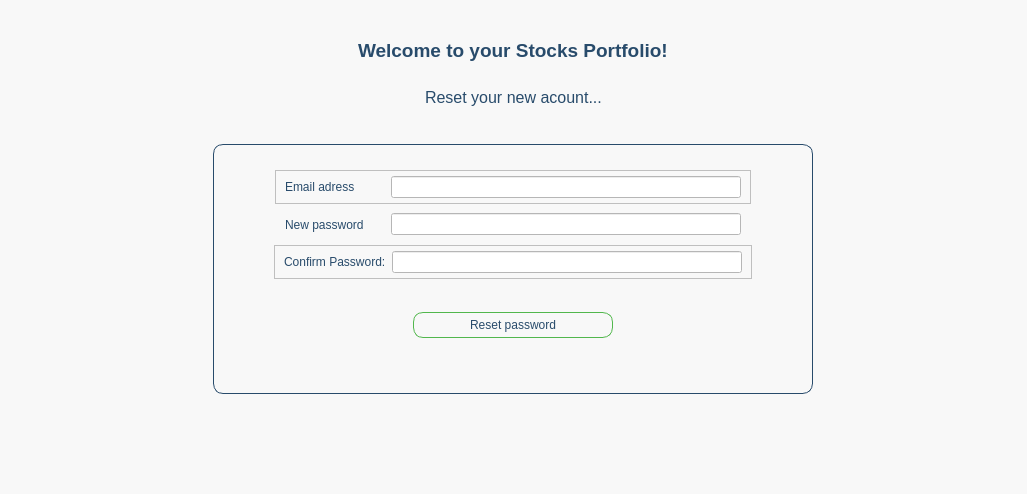
Old version of the form view/ui/reset_password.ui in the repository MYI26/My_Portfolio_Manager.
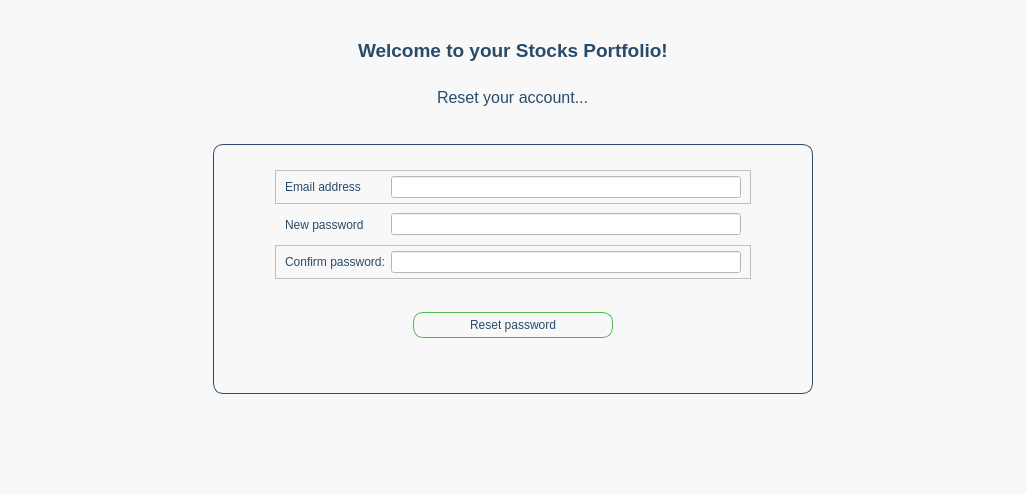
New version of the form.

Diff of the .ui file:
```diff
--- a/view/ui/reset_password.ui
+++ b/view/ui/reset_password.ui
@@ -53,7 +53,7 @@
       <string notr="true">color: rgb(40, 75, 107)</string>
      </property>
      <property name="text">
-      <string>Reset your new acount...</string>
+      <string>Reset your account...</string>
      </property>
     </widget>
    </item>
@@ -184,7 +184,7 @@
             <string notr="true">color: rgb(40, 75, 107);</string>
            </property>
            <property name="text">
-            <string>Email adress</string>
+            <string>Email address</string>
            </property>
           </widget>
          </item>
@@ -324,7 +324,7 @@
             <string notr="true">color: rgb(40, 75, 107);</string>
            </property>
            <property name="text">
-            <string>Confirm Password:</string>
+            <string>Confirm password:</string>
            </property>
           </widget>
          </item>
```
